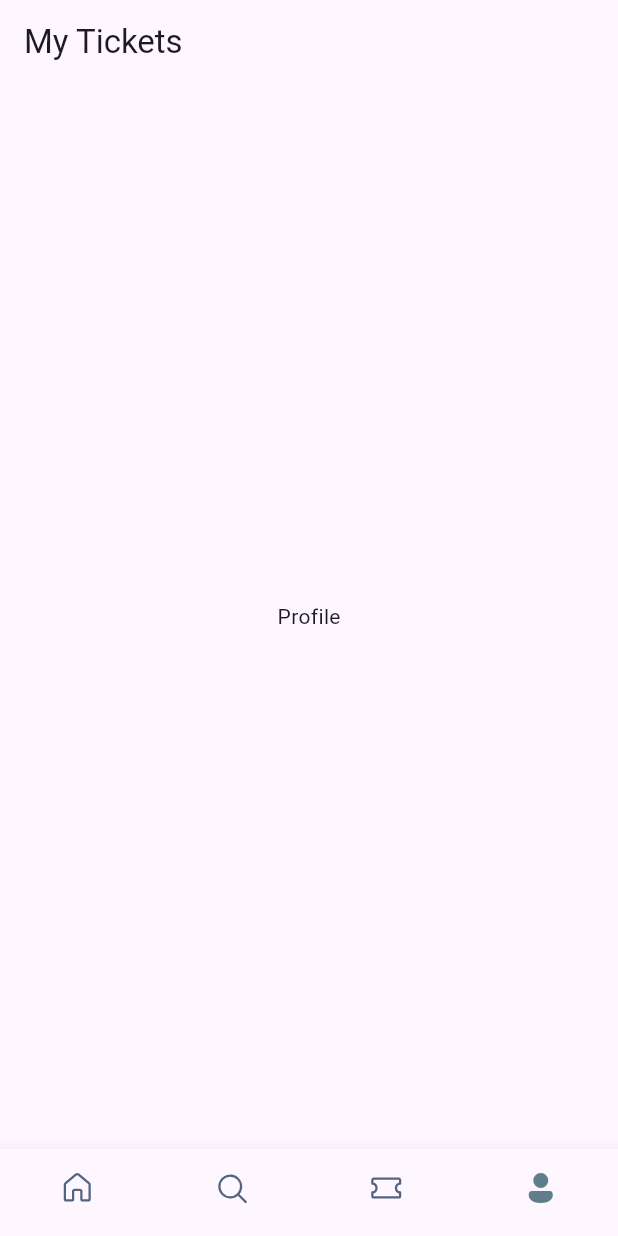
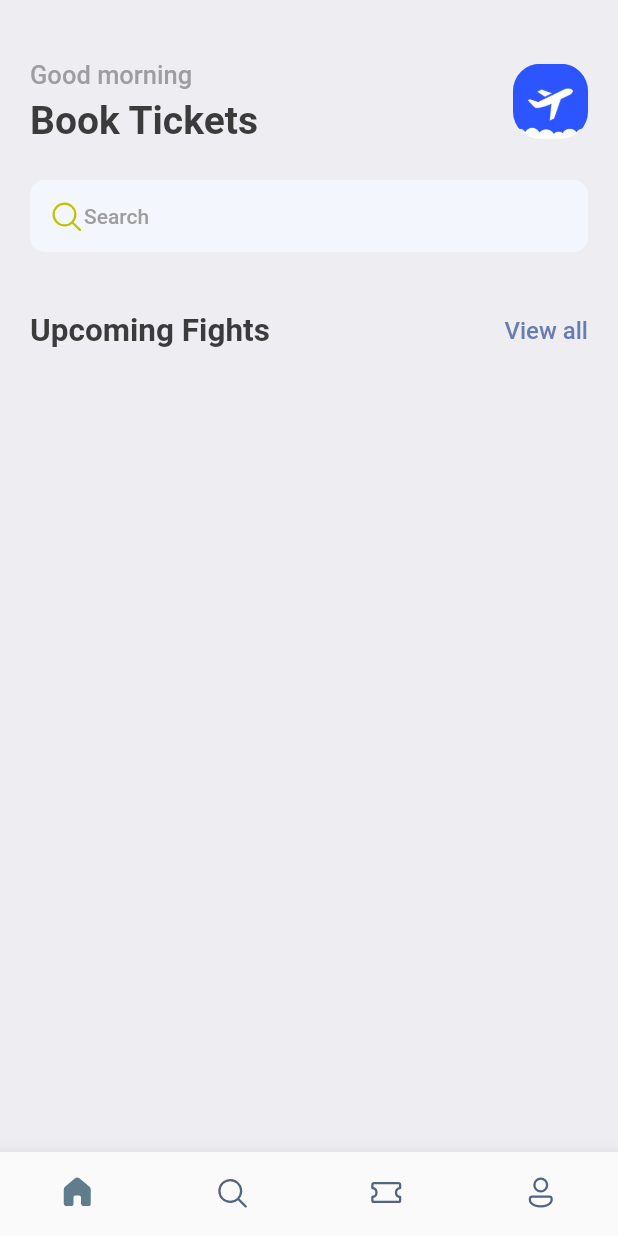
Before and after one commit to ChathuraHettiarachchi/Flutter-Ticket-Booking, a Flutter app: the screen it shows after launch, on a phone screen of 412 x 824 dp. Run offline on Flutter 3.47's test engine with Material 2 defaults, Android fonts, the phone set to English and light mode, and no system bars; our stand-ins replace fluentui_icons, gap.

Commit message:
app bar and search bar

```diff
--- a/lib/main.dart
+++ b/lib/main.dart
@@ -1,5 +1,6 @@
 import 'package:flutter/material.dart';
 import 'package:flutter_ticket_booking/screens/bottom_bar.dart';
+import 'package:flutter_ticket_booking/utils/app_styles.dart';
 
 void main() {
   runApp(const MyApp());
@@ -12,10 +13,8 @@ class MyApp extends StatelessWidget {
   Widget build(BuildContext context) {
     return MaterialApp(
       title: 'Flutter Demo',
-      theme: ThemeData(
-        colorScheme: ColorScheme.fromSeed(seedColor: Colors.deepPurple),
-        useMaterial3: true,
-      ),
+      debugShowCheckedModeBanner: false,
+      theme: ThemeData(primaryColor: primary),
       home: const BottomBar(),
     );
   }
--- a/lib/screens/bottom_bar.dart
+++ b/lib/screens/bottom_bar.dart
@@ -1,6 +1,7 @@
 import 'package:fluentui_icons/fluentui_icons.dart';
 import 'package:flutter/cupertino.dart';
 import 'package:flutter/material.dart';
+import 'package:flutter_ticket_booking/screens/home_screen.dart';
 
 class BottomBar extends StatefulWidget {
   const BottomBar({super.key});
@@ -10,12 +11,12 @@ class BottomBar extends StatefulWidget {
 }
 
 class _BottomBarState extends State<BottomBar> {
-  int _selectedIndex = 3;
+  int _selectedIndex = 0;
 
   @override
   Widget build(BuildContext context) {
     const List<Widget> _widgetOptions = <Widget>[
-      Text('Home'),
+      HomeScreen(),
       Text('Search'),
       Text('Tickets'),
       Text('Profile'),
@@ -28,9 +29,6 @@ class _BottomBarState extends State<BottomBar> {
     }
 
     return Scaffold(
-      appBar: AppBar(
-        title: const Text('My Tickets'),
-      ),
       body: Center(
         child: _widgetOptions[_selectedIndex],
       ),
--- /dev/null
+++ b/lib/screens/home_screen.dart
@@ -0,0 +1,99 @@
+import 'package:fluentui_icons/fluentui_icons.dart';
+import 'package:flutter/cupertino.dart';
+import 'package:flutter/material.dart';
+import 'package:flutter_ticket_booking/utils/app_styles.dart';
+import 'package:gap/gap.dart';
+
+class HomeScreen extends StatelessWidget {
+  const HomeScreen({super.key});
+
+  @override
+  Widget build(BuildContext context) {
+    return Scaffold(
+      backgroundColor: Styles.bgColor,
+      body: ListView(
+        children: [
+          Container(
+            padding: const EdgeInsets.symmetric(horizontal: 20),
+            child: Column(
+              children: [
+                const Gap(40),
+                Row(
+                  mainAxisAlignment: MainAxisAlignment.spaceBetween,
+                  children: [
+                    Column(
+                      crossAxisAlignment: CrossAxisAlignment.start,
+                      children: [
+                        Text(
+                          'Good morning',
+                          style: Styles.headLineStyle3,
+                        ),
+                        const Gap(5),
+                        Text(
+                          'Book Tickets',
+                          style: Styles.headLineStyle1,
+                        ),
+                      ],
+                    ),
+                    Container(
+                      height: 50,
+                      width: 50,
+                      decoration: BoxDecoration(
+                        borderRadius: BorderRadius.circular(18),
+                        image: const DecorationImage(
+                          fit: BoxFit.cover,
+                          image: AssetImage('assets/images/ic_logo.png'),
+                        ),
+                      ),
+                    )
+                  ],
+                ),
+                const Gap(25),
+                Container(
+                  decoration: BoxDecoration(
+                    borderRadius: BorderRadius.circular(10),
+                    color: const Color(0xFFF4F6FD),
+                  ),
+                  padding:
+                      const EdgeInsets.symmetric(horizontal: 12, vertical: 12),
+                  child: Row(
+                    children: [
+                      const Icon(
+                        FluentSystemIcons.ic_fluent_search_regular,
+                        color: Color(0xFFBFC205),
+                      ),
+                      Text(
+                        'Search',
+                        style: Styles.headLineStyle4,
+                      )
+                    ],
+                  ),
+                ),
+                const Gap(40),
+                Row(
+                  mainAxisAlignment: MainAxisAlignment.spaceBetween,
+                  children: [
+                    Text(
+                      'Upcoming Fights',
+                      style: Styles.headLineStyle2,
+                    ),
+                    InkWell(
+                      onTap: () {
+                        print('Tapped!');
+                      },
+                      child: Text(
+                        'View all',
+                        style: Styles.textStyle
+                            .copyWith(color: Styles.primaryColor),
+                      ),
+                    )
+                  ],
+                )
+              ],
+            ),
+          )
+        ],
+      ),
+    );
+  }
+}
--- /dev/null
+++ b/lib/utils/app_styles.dart
@@ -0,0 +1,21 @@
+import 'package:flutter/material.dart';
+
+Color primary = const Color(0xFF687daf);
+
+class Styles {
+  static Color primaryColor = primary;
+  static Color textColor = const Color(0xFF3b3b3b);
+  static Color bgColor = const Color(0xFFeeedf2);
+  static Color orangeColor = const Color(0xFF526799);
+
+  static TextStyle textStyle =
+      TextStyle(fontSize: 16, color: textColor, fontWeight: FontWeight.w500);
+  static TextStyle headLineStyle1 =
+      TextStyle(fontSize: 26, color: textColor, fontWeight: FontWeight.bold);
+  static TextStyle headLineStyle2 =
+      TextStyle(fontSize: 21, color: textColor, fontWeight: FontWeight.bold);
+  static TextStyle headLineStyle3 = TextStyle(
+      fontSize: 17, color: Colors.grey.shade500, fontWeight: FontWeight.w500);
+  static TextStyle headLineStyle4 = TextStyle(
+      fontSize: 14, color: Colors.grey.shade500, fontWeight: FontWeight.w500);
+}
--- a/pubspec.yaml
+++ b/pubspec.yaml
@@ -36,6 +36,7 @@ dependencies:
   # Use with the CupertinoIcons class for iOS style icons.
   cupertino_icons: ^1.0.2
   fluentui_icons: ^1.0.0
+  gap: ^2.0.0
 
 dev_dependencies:
   flutter_test:
@@ -60,8 +61,8 @@ flutter:
   uses-material-design: true
 
   # To add assets to your application, add an assets section, like this:
-  # assets:
-  #   - images/a_dot_burr.jpeg
+  assets:
+     - assets/images/
   #   - images/a_dot_ham.jpeg
 
   # An image asset can refer to one or more resolution-specific "variants", see
```
Also changed, not shown: assets/images/ic_logo.png (added), pubspec.lock.
